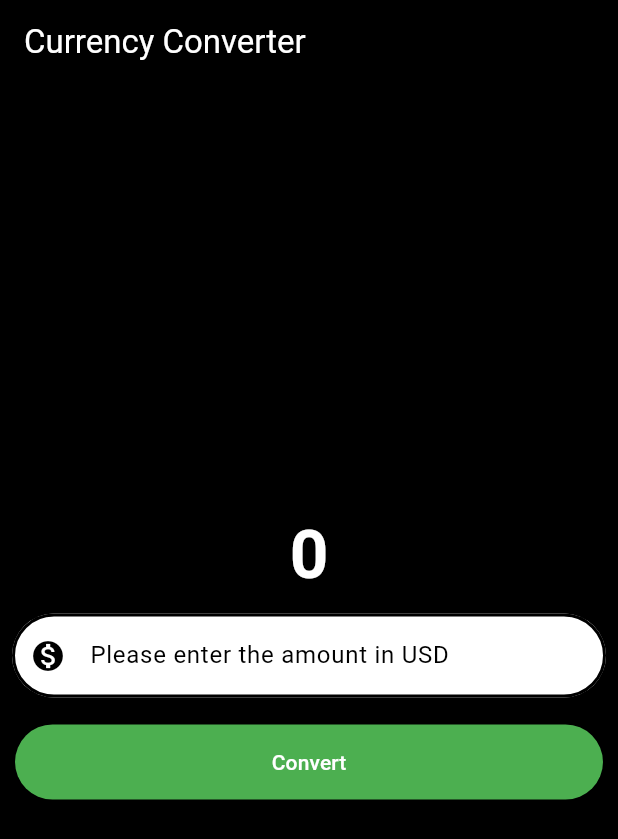
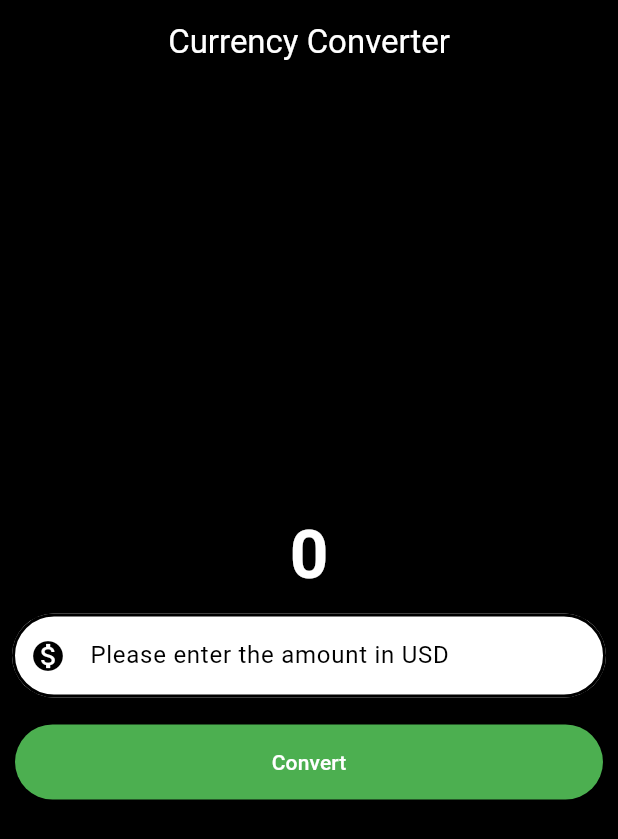
Before and after one commit to Taoheedoh/currency_converter, a Flutter app: the screen it shows after launch, on a phone screen of 412 x 824 dp. Shown: the top 839 px of the screen. Run offline on Flutter 3.47's test engine with Material 3 defaults, Android fonts, the phone set to English and light mode, and no system bars.

```diff
--- a/lib/currency_convert_material_page.dart
+++ b/lib/currency_convert_material_page.dart
@@ -6,12 +6,17 @@ class CurrencyConverterMaterialPage extends StatelessWidget {
 
   @override
   Widget build(BuildContext context) {
+    int result = 0;
+
+    final TextEditingController textEditingController = TextEditingController();
+
     return Scaffold(
       appBar: AppBar(
         backgroundColor: Colors.black,
         foregroundColor: Colors.white,
         elevation: 0,
         title: const Text('Currency Converter'),
+        centerTitle: true,
       ),
       backgroundColor: Colors.black,
       body: Center(
@@ -73,7 +78,9 @@ class CurrencyConverterMaterialPage extends StatelessWidget {
                 style: const ButtonStyle(
                   backgroundColor: MaterialStatePropertyAll(Colors.green),
                   foregroundColor: MaterialStatePropertyAll(Colors.white),
-                  minimumSize: MaterialStatePropertyAll(Size(double.infinity, 50),),
+                  minimumSize: MaterialStatePropertyAll(
+                    Size(double.infinity, 50),
+                  ),
                 ),
                 child: const Text('Convert'),
               ),
```
